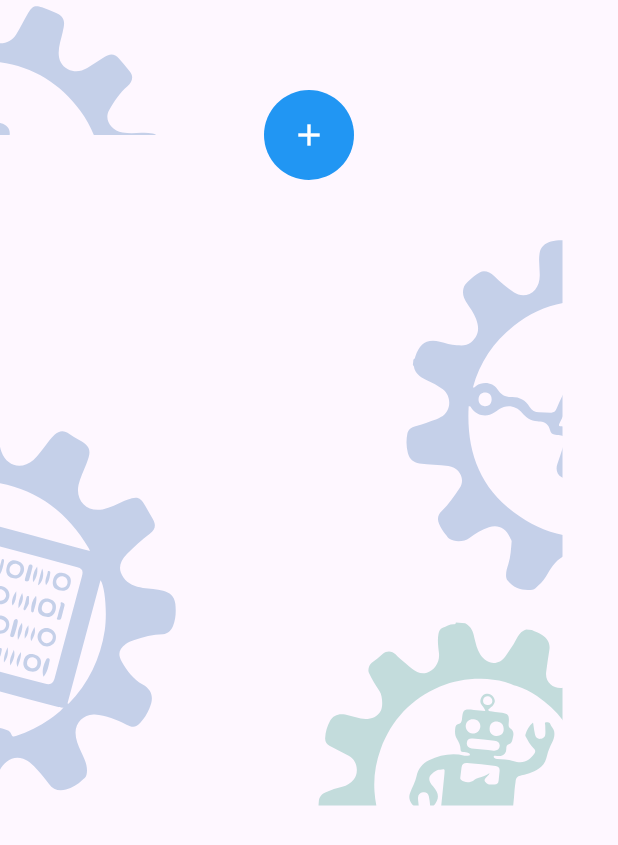
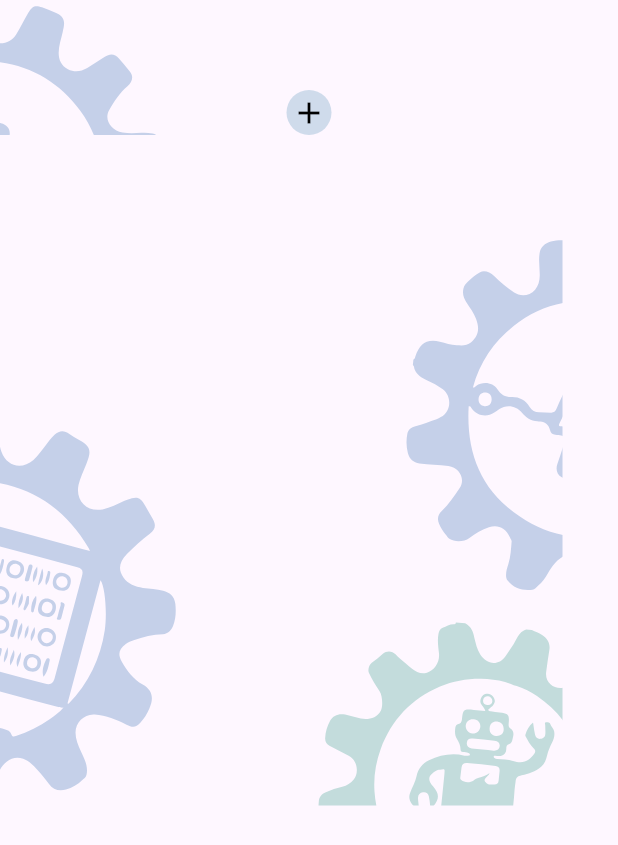
Before and after one commit to tmalkawi44-sudo/notes_app, a Flutter app: the SavedNotesPage screen opened directly, on a phone screen of 412 x 824 dp. Shown: the top 845 px of the screen. Run offline on Flutter 3.47's test engine with Material 3 defaults, Android fonts, the phone set to English and light mode, and no system bars; our stand-ins replace flutter_svg, shared_preferences; accounts and stored records are empty.

Commit message:
edit savednotepagr design and add delete icons

```diff
--- a/lib/views/savednote_page.dart
+++ b/lib/views/savednote_page.dart
@@ -81,8 +81,8 @@ class _SavedNotesPageState extends State<SavedNotesPage> {
                     margin: const EdgeInsets.only(bottom: 16),
                     padding: const EdgeInsets.all(16),
                     decoration: BoxDecoration(
-                      color: Colors.grey[200],
-                      border: Border.all(color: Colors.blueAccent),
+                      color: Color(0xffcfdbeb).withOpacity(0.6),
+                      border: Border.all(color: Color(0xff546068)),
                       borderRadius: BorderRadius.circular(20),
                     ),
                     child: Column(
@@ -157,13 +157,13 @@ class _SavedNotesPageState extends State<SavedNotesPage> {
                       }
                     },
                     child: Container(
-                      width: 60,
-                      height: 60,
+                      width: 30,
+                      height: 30,
                       decoration: const BoxDecoration(
                         shape: BoxShape.circle,
-                        color: Colors.blue,
+                        color: Color(0xffcfdbeb),
                       ),
-                      child: const Icon(Icons.add, color: Colors.white),
+                      child: const Icon(Icons.add, color: Colors.black),
                     ),
                   ),
                 ),
--- a/lib/widgets/exams_container.dart
+++ b/lib/widgets/exams_container.dart
@@ -266,7 +266,7 @@ class _ExamsContainerState extends State<ExamsContainer> {
                       const SizedBox(width: 8),
                       // Delete button
                       IconButton(
-                        icon: const Icon(Icons.delete, color: Colors.red),
+                        icon: const Icon(Icons.delete, color: Colors.black),
                         onPressed: () => deleteEntry(originalIndex),
                         iconSize: 20,
                       ),
```
